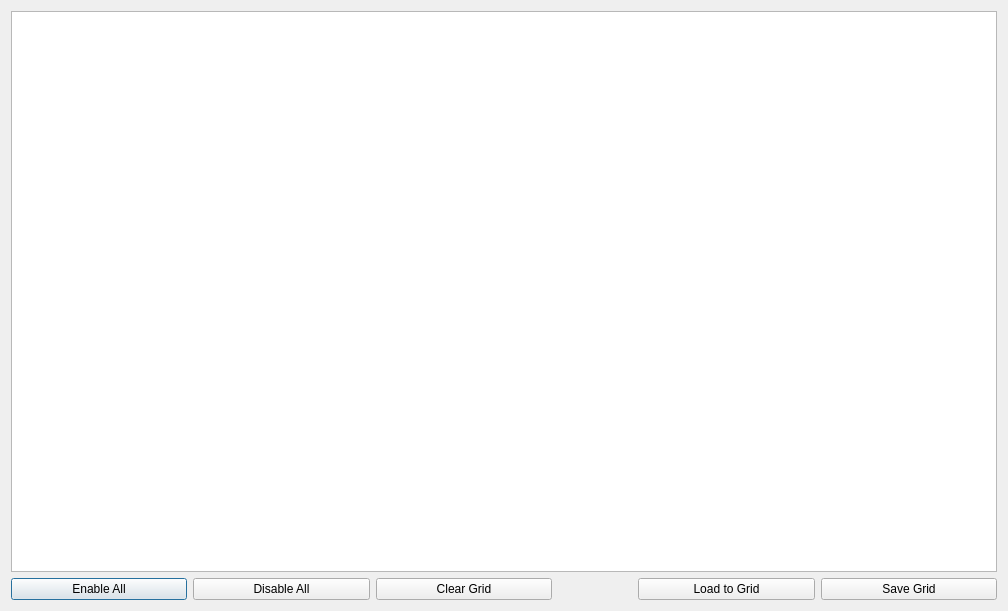
Above: ui/framesenderwindow.ui from collin80/SavvyCAN before the change. Below: the same form after it.
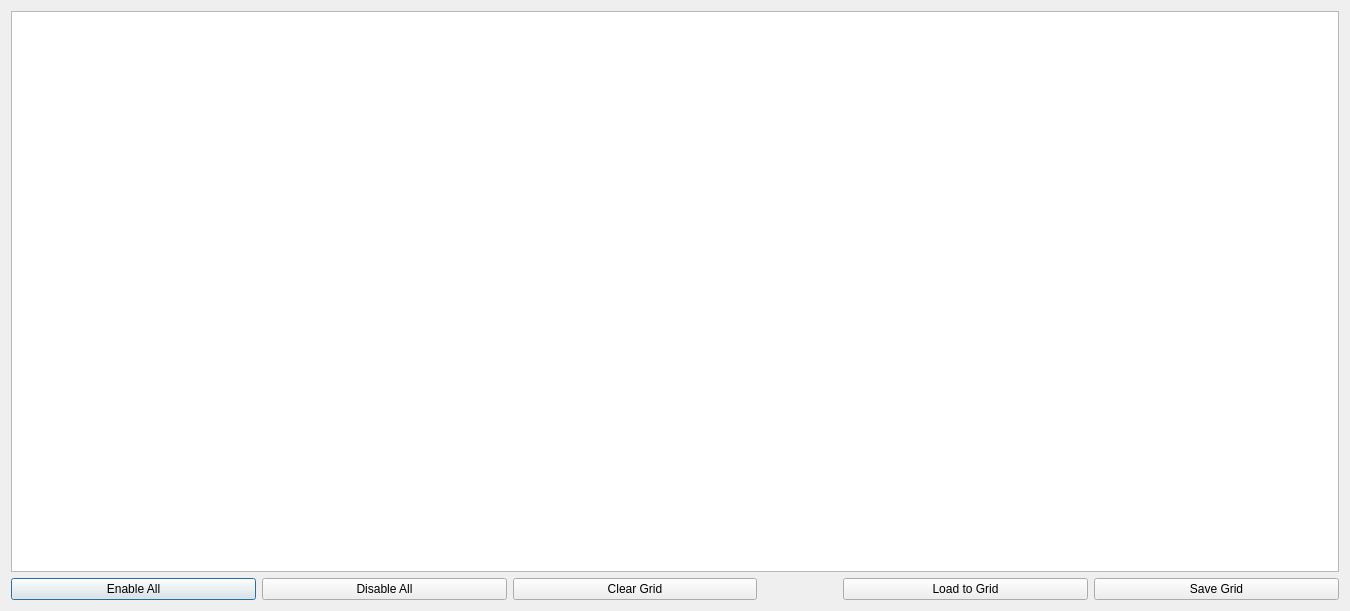
That is the form after the change.

Patch:
```diff
--- a/ui/framesenderwindow.ui
+++ b/ui/framesenderwindow.ui
@@ -6,7 +6,7 @@
    <rect>
     <x>0</x>
     <y>0</y>
-    <width>1008</width>
+    <width>1350</width>
     <height>611</height>
    </rect>
   </property>
```
